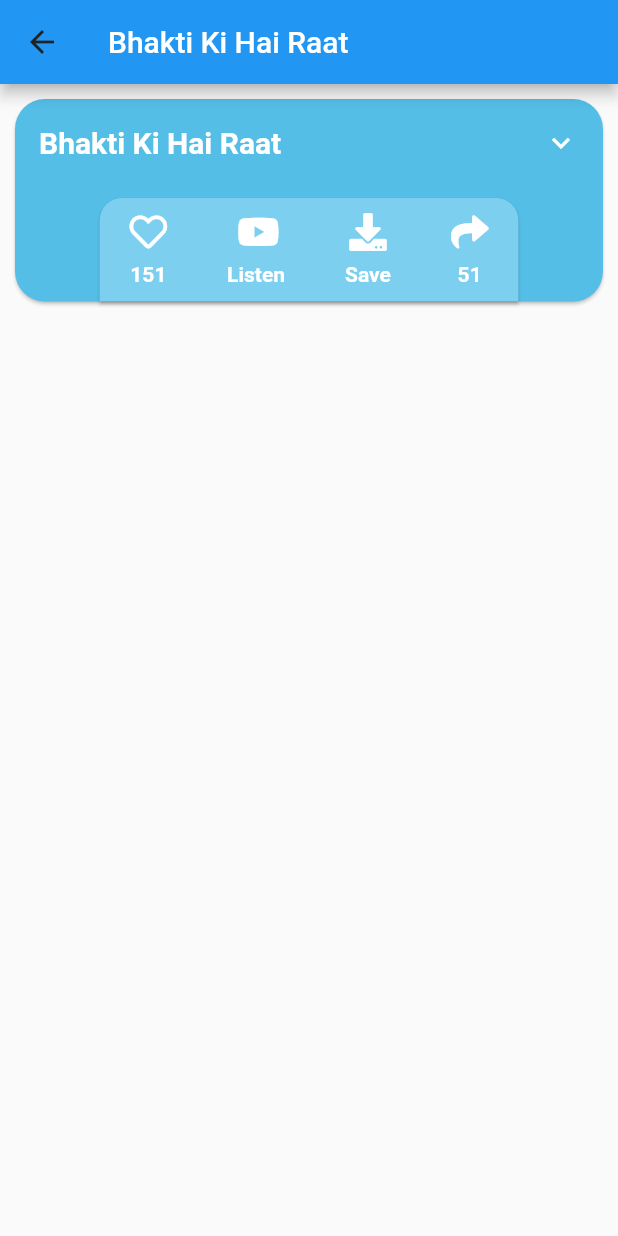
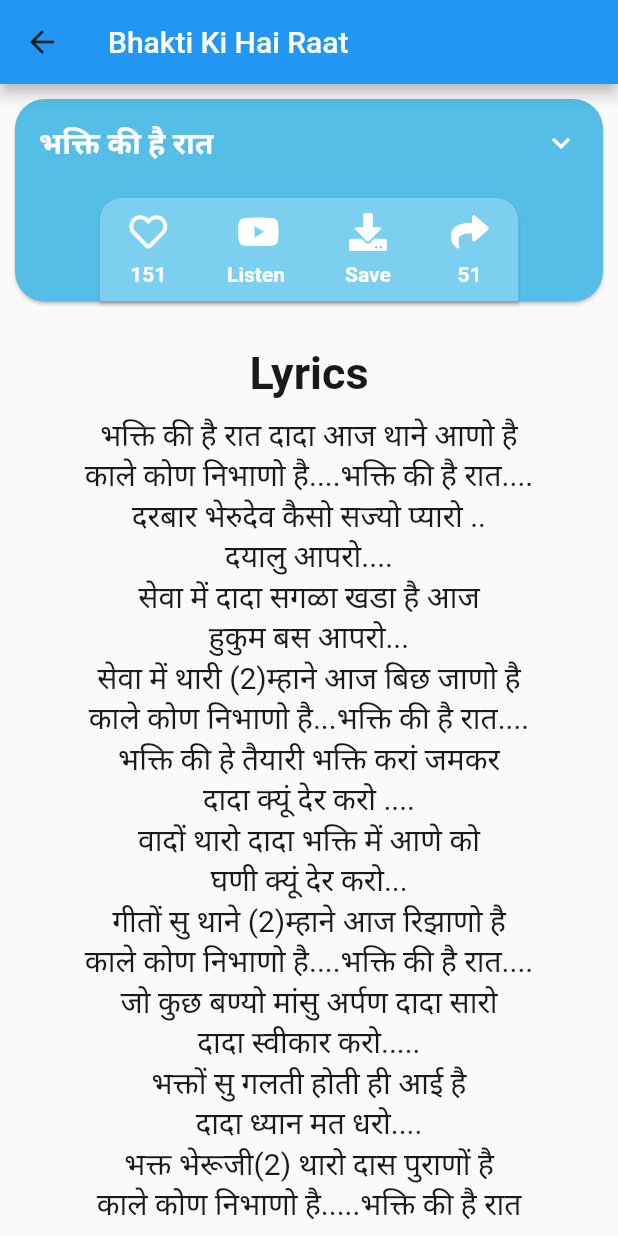
Before and after one commit to shobhit2020335/jain_songs_fork2, a Flutter app: the screen it shows after launch, after a tap on "Press", on a phone screen of 412 x 824 dp. Run offline on Flutter 3.47's test engine with Material 2 defaults, Android fonts, the phone set to English and light mode, and no system bars; our stand-ins replace font_awesome_flutter.

Commit message:
Static lyrics page of  a song created

```diff
--- a/lib/main.dart
+++ b/lib/main.dart
@@ -12,7 +12,7 @@ class MainTheme extends StatelessWidget {
     return MaterialApp(
       theme: ThemeData.light().copyWith(
         primaryColor: Colors.white,
-        accentColor: Colors.white,
+        accentColor: Color(0xFF18191A),
         appBarTheme: AppBarTheme(
           //Changes the color of icons on AppBars
           iconTheme: IconThemeData(
--- a/lib/song_page.dart
+++ b/lib/song_page.dart
@@ -6,6 +6,9 @@ class SongPage extends StatefulWidget {
   _SongPageState createState() => _SongPageState();
 }
 
+String songName_English = 'Bhakti Ki Hai Raat';
+String songName_Hindi = 'भक्ति की है रात';
+
 class _SongPageState extends State<SongPage> {
   @override
   Widget build(BuildContext context) {
@@ -13,11 +16,14 @@ class _SongPageState extends State<SongPage> {
       appBar: AppBar(
         title: Text(
           //TODO: Can underline the text, later.
-          'Bhakti Ki Hai Raat',
+          songName_English,
         ),
       ),
       body: SafeArea(
-        child: Card(
+        child: SingleChildScrollView(
+          child: Column(
+            children: [
+              Card(
                 shape: RoundedRectangleBorder(
                   borderRadius: BorderRadius.all(
                     Radius.circular(20),
@@ -36,14 +42,22 @@ class _SongPageState extends State<SongPage> {
                       ),
                       child: ExpansionTile(
                         title: Text(
-                    'Bhakti Ki Hai Raat',
+                          songName_Hindi,
                           style: TextStyle(
                             fontWeight: FontWeight.bold,
                             fontSize: 20,
                           ),
                         ),
+                        childrenPadding: EdgeInsets.only(
+                          bottom: 10,
+                          left: 10,
+                        ),
                         children: [
-                    Text('Pakau'),
+                          Text('Tirthankar: Mahavir Swami'),
+                          Text('Singer: Harsh Dedhia'),
+                          Text('Production: Sheemaroo Entertainment'),
+                          Text('Original Song: Kora Kagaz'),
+                          Text('Movie: Koi purani movie'),
                         ],
                       ),
                     ),
@@ -161,6 +175,32 @@ class _SongPageState extends State<SongPage> {
                   ],
                 ),
               ),
+              SizedBox(
+                height: 20,
+              ),
+              Text(
+                'Lyrics',
+                textAlign: TextAlign.center,
+                style: TextStyle(
+                  fontSize: 30,
+                  fontWeight: FontWeight.bold,
+                  color: Color(0xFF18191A),
+                ),
+              ),
+              SizedBox(
+                height: 10,
+              ),
+              Text(
+                'भक्ति की है रात दादा आज थाने आणो है\nकाले कोण निभाणो है....भक्ति की है रात....\nदरबार भेरुदेव कैसो सज्यो प्यारो ..\nदयालु आपरो....\nसेवा में दादा सगळा खडा है आज\nहुकुम बस आपरो...\nसेवा में थारी (2)म्हाने आज बिछ जाणो है\nकाले कोण निभाणो है...भक्ति की है रात....\nभक्ति की हे तैयारी भक्ति करां जमकर\nदादा क्यूं देर करो ....\nवादों थारो दादा भक्ति में आणे को\nघणी क्यूं देर करो...\nगीतों सु थाने (2)म्हाने आज रिझाणो है\nकाले कोण निभाणो है....भक्ति की है रात....\nजो कुछ बण्यो मांसु अर्पण दादा सारो\nदादा स्वीकार करो.....\nभक्तों सु गलती होती ही आई है\nदादा ध्यान मत धरो....\nभक्त भेरूजी(2) थारो दास पुराणों है\nकाले कोण निभाणो है.....भक्ति की है रात\n',
+                textAlign: TextAlign.center,
+                style: TextStyle(
+                  fontSize: 20,
+                  color: Color(0xFF18191A),
+                ),
+              ),
+            ],
+          ),
+        ),
       ),
     );
   }
```
Lines whose indentation alone changed are shown as unchanged.
